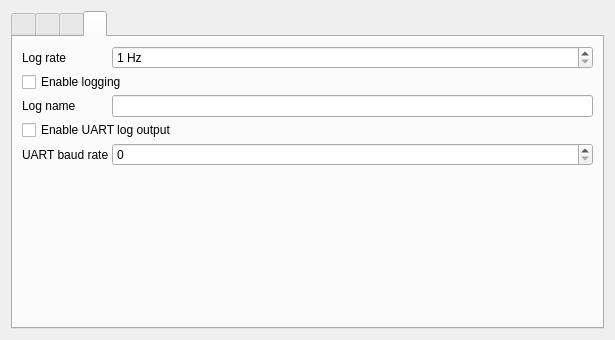
Before: the Qt Designer form Linux/RControlStation/confcommonwidget.ui in vedderb/rise_sdvp, drawn with Qt 5.
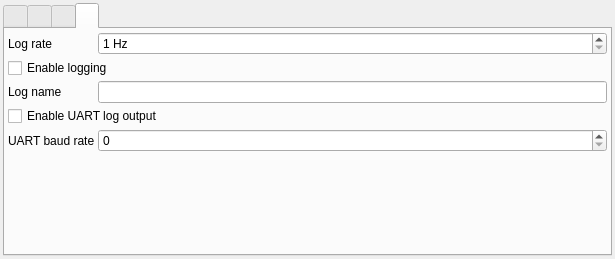
After: the same form once the commit is applied. The open tabs and pages were chosen to show the change. Icons and pictures are not drawn.

Patch:
```diff
--- a/Linux/RControlStation/confcommonwidget.ui
+++ b/Linux/RControlStation/confcommonwidget.ui
@@ -7,13 +7,28 @@
     <x>0</x>
     <y>0</y>
     <width>615</width>
-    <height>340</height>
+    <height>259</height>
    </rect>
   </property>
   <property name="windowTitle">
    <string>Form</string>
   </property>
   <layout class="QVBoxLayout" name="verticalLayout">
+   <property name="spacing">
+    <number>3</number>
+   </property>
+   <property name="leftMargin">
+    <number>3</number>
+   </property>
+   <property name="topMargin">
+    <number>3</number>
+   </property>
+   <property name="rightMargin">
+    <number>3</number>
+   </property>
+   <property name="bottomMargin">
+    <number>3</number>
+   </property>
    <item>
     <widget class="QTabWidget" name="tabWidget_2">
      <property name="sizePolicy">
@@ -669,6 +684,21 @@
        <string>Logging</string>
       </attribute>
       <layout class="QVBoxLayout" name="verticalLayout_2">
+       <property name="spacing">
+        <number>3</number>
+       </property>
+       <property name="leftMargin">
+        <number>3</number>
+       </property>
+       <property name="topMargin">
+        <number>3</number>
+       </property>
+       <property name="rightMargin">
+        <number>3</number>
+       </property>
+       <property name="bottomMargin">
+        <number>3</number>
+       </property>
        <item>
         <layout class="QGridLayout" name="gridLayout">
          <property name="spacing">
@@ -747,8 +777,8 @@
          </property>
          <property name="sizeHint" stdset="0">
           <size>
-           <width>17</width>
-           <height>116</height>
+           <width>0</width>
+           <height>0</height>
           </size>
          </property>
         </spacer>
```
Left out of the diff: 45 changed lines with no effect on the pictures.
